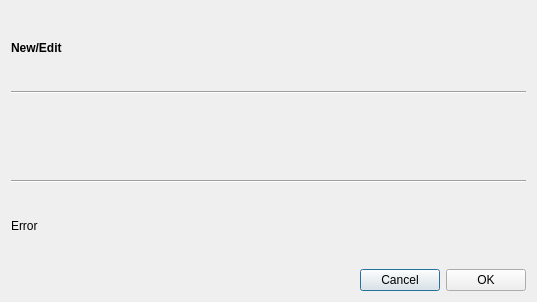
First picture: the form in src/Gui/Plugins/Stream/GUI_ConfigureStation.ui, repository Inferno214221/sayonara-player, before the edit.
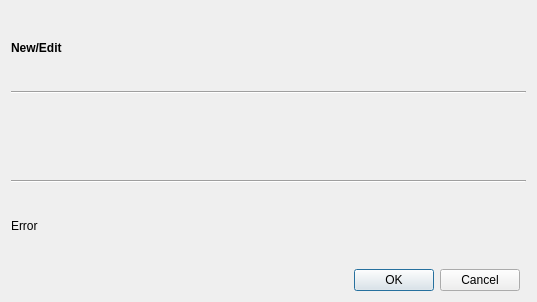
Second picture: the form after the edit.

The edit to the form file:
```diff
--- a/src/Gui/Plugins/Stream/GUI_ConfigureStation.ui
+++ b/src/Gui/Plugins/Stream/GUI_ConfigureStation.ui
@@ -11,13 +11,18 @@
    </rect>
   </property>
   <layout class="QGridLayout" name="gridLayout">
-   <item row="4" column="0" colspan="2">
-    <widget class="QLabel" name="labError">
-     <property name="text">
-      <string notr="true">Error</string>
+   <item row="5" column="0">
+    <widget class="QDialogButtonBox" name="buttonBox">
+     <property name="standardButtons">
+      <set>QDialogButtonBox::Cancel|QDialogButtonBox::Ok</set>
      </property>
     </widget>
    </item>
+   <item row="2" column="0" colspan="2">
+    <widget class="QWidget" name="configWidget" native="true">
+     <layout class="QGridLayout" name="gridLayout_2"/>
+    </widget>
+   </item>
    <item row="0" column="0">
     <widget class="QLabel" name="labHeader">
      <property name="font">
@@ -31,10 +36,10 @@
      </property>
     </widget>
    </item>
-   <item row="1" column="0" colspan="2">
-    <widget class="Line" name="line">
-     <property name="orientation">
-      <enum>Qt::Horizontal</enum>
+   <item row="4" column="0" colspan="2">
+    <widget class="QLabel" name="labError">
+     <property name="text">
+      <string notr="true">Error</string>
      </property>
     </widget>
    </item>
@@ -45,40 +50,11 @@
      </property>
     </widget>
    </item>
-   <item row="5" column="0" colspan="2">
-    <layout class="QHBoxLayout" name="horizontalLayout">
-     <item>
-      <spacer name="horizontalSpacer">
-       <property name="orientation">
-        <enum>Qt::Horizontal</enum>
-       </property>
-       <property name="sizeHint" stdset="0">
-        <size>
-         <width>40</width>
-         <height>20</height>
-        </size>
-       </property>
-      </spacer>
-     </item>
-     <item>
-      <widget class="QPushButton" name="btnCancel">
-       <property name="text">
-        <string notr="true">Cancel</string>
-       </property>
-      </widget>
-     </item>
-     <item>
-      <widget class="QPushButton" name="btnOk">
-       <property name="text">
-        <string notr="true">OK</string>
-       </property>
-      </widget>
-     </item>
-    </layout>
-   </item>
-   <item row="2" column="0" colspan="2">
-    <widget class="QWidget" name="configWidget" native="true">
-     <layout class="QGridLayout" name="gridLayout_2"/>
+   <item row="1" column="0" colspan="2">
+    <widget class="Line" name="line">
+     <property name="orientation">
+      <enum>Qt::Horizontal</enum>
+     </property>
     </widget>
    </item>
   </layout>
```
Left out of the diff: 4 changed lines with no effect on the pictures.
